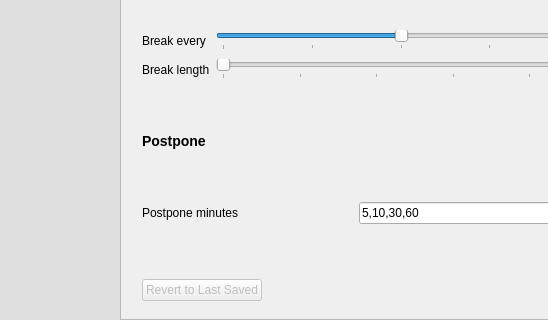
Qt form src/gui/pref-window.ui (AllanChain/sane-break) before a commit; both pictures show x 0 to 548 and y 280 to 600 of the 800 by 600 pixel window.
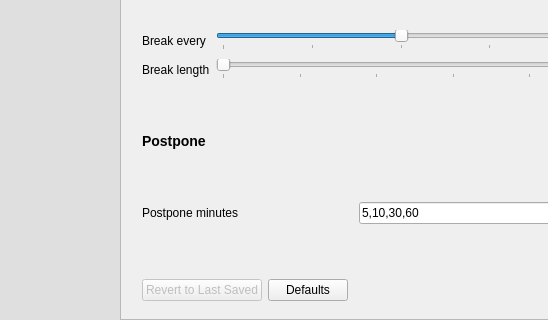
The same form after that commit. Icons and pictures are not drawn. Custom widgets are drawn as their Qt base class.

Commit message:
button to revert preferences to default values
Closes #59

```diff
--- a/src/gui/pref-window.ui
+++ b/src/gui/pref-window.ui
@@ -1600,6 +1600,13 @@
              </property>
             </widget>
            </item>
+           <item>
+            <widget class="QPushButton" name="defaultsButton">
+             <property name="text">
+              <string>Defaults</string>
+             </property>
+            </widget>
+           </item>
            <item>
             <spacer name="horizontalSpacer">
              <property name="orientation">
```
The commit also changes 10 other files.
